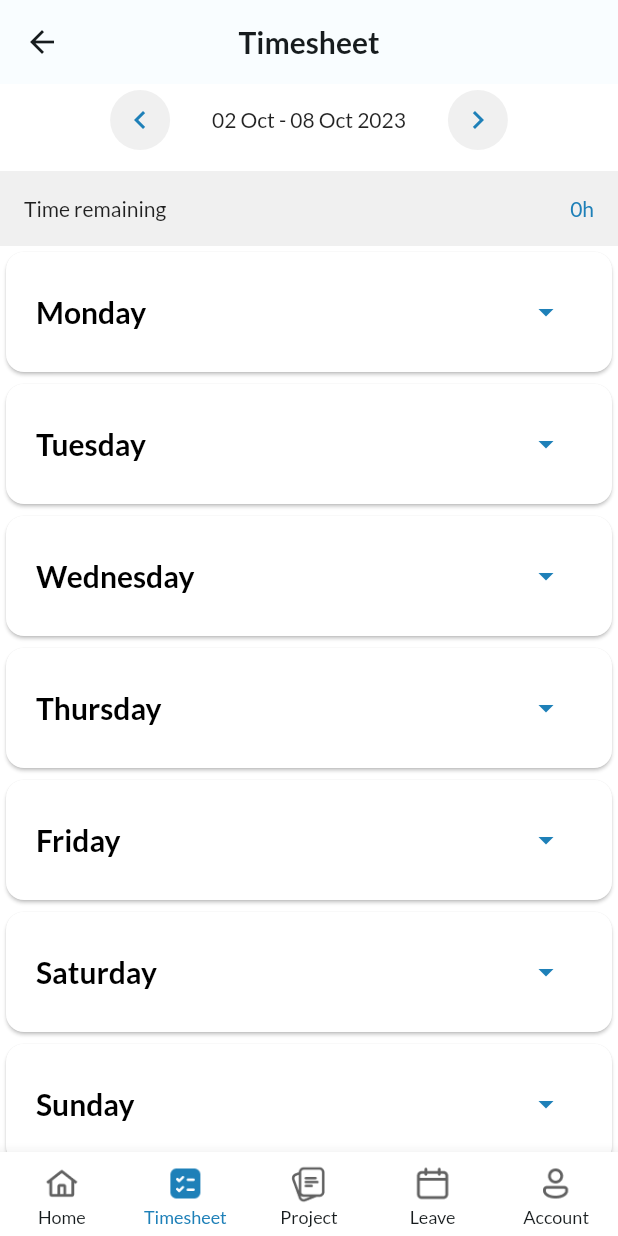
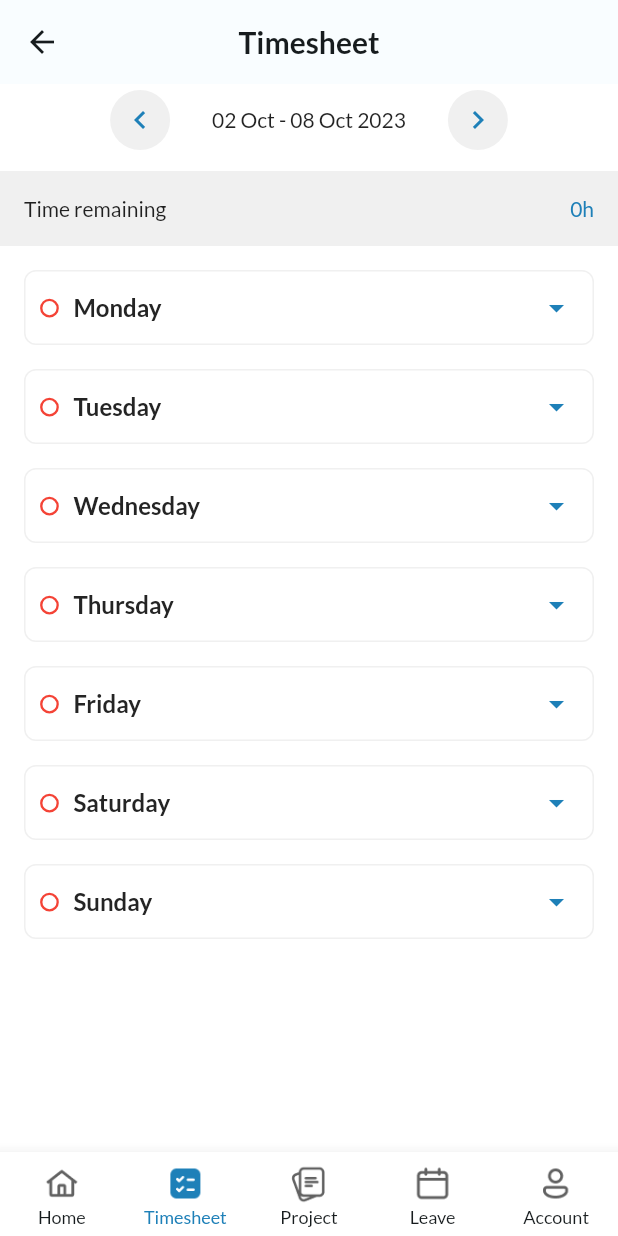
Before and after one commit to vlerbron/timesheet, a Flutter app: the TimesheetPage screen opened by its route, on a phone screen of 412 x 824 dp. Run offline on Flutter 3.47's test engine with Material 2 defaults, Android fonts, the phone set to English and light mode, and no system bars; our stand-ins replace firebase_auth, firebase_core, flutter_riverpod, google_fonts, scrollable_positioned_list; accounts and stored records are empty.

Commit message:
Modify UI based on spec of Timesheet page.

```diff
--- a/lib/utils/const.dart
+++ b/lib/utils/const.dart
@@ -4,6 +4,9 @@ import 'package:flutter/material.dart';
 /////
 const kColorDarkGrey = Color.fromARGB(255, 128, 128, 128);
 const kColorLightGrey = Color.fromARGB(255, 240, 240, 240);
+
+const kColorGreyText = Color(0xFF616161);
+const kColorDarkGreyText = Color(0xFF242424);
 
 ///// Text Style
 /////
@@ -12,3 +15,7 @@ const kRequiredTextStyle = TextStyle(
   fontSize: 15,
   color: Colors.red,
 );
+
+const double kWidgetCircularRadius = 8;
+
+const double kWidgetPadding = 16;
--- a/lib/widgets/timesheet/day_item.dart
+++ b/lib/widgets/timesheet/day_item.dart
@@ -1,7 +1,9 @@
+import 'package:flutter/cupertino.dart';
 import 'package:flutter/material.dart';
 import 'package:flutter_riverpod/flutter_riverpod.dart';
 import 'package:timesheet/models/task_model.dart';
 import 'package:timesheet/providers/timesheet_provider.dart';
+import 'package:timesheet/utils/const.dart';
 import 'package:timesheet/widgets/timesheet/task_item.dart';
 
 class DayItem extends ConsumerStatefulWidget {
@@ -22,56 +24,103 @@ class _DayItemState extends ConsumerState<DayItem> {
     final TextTheme textTheme = Theme.of(context).textTheme;
     final ColorScheme colorScheme = Theme.of(context).colorScheme;
 
-    return Column(
+    return Container(
+      margin: const EdgeInsets.only(
+          bottom: kWidgetPadding, left: kWidgetPadding, right: kWidgetPadding),
+      decoration: BoxDecoration(
+        border: Border(
+          top: BorderSide(color: colorScheme.secondary),
+          bottom: BorderSide(color: colorScheme.secondary),
+          left: BorderSide(color: colorScheme.secondary),
+          right: BorderSide(color: colorScheme.secondary),
+        ),
+        borderRadius: BorderRadius.circular(kWidgetCircularRadius),
+      ),
+      child: Column(
         children: [
-        Card(
-          color: colorScheme.background,
-          child: Padding(
-            padding: const EdgeInsets.symmetric(horizontal: 20, vertical: 16),
+          Padding(
+            padding: const EdgeInsets.only(left: 10),
             child: Column(
               crossAxisAlignment: CrossAxisAlignment.start,
               children: [
                 Row(
                   children: [
                     Text(
+                      String.fromCharCode(CupertinoIcons.circle.codePoint),
+                      style: TextStyle(
+                        inherit: false,
+                        color: Colors.red,
+                        fontSize: 14.0,
+                        fontWeight: FontWeight.w700,
+                        fontFamily: CupertinoIcons.circle.fontFamily,
+                        package: CupertinoIcons.circle.fontPackage,
+                      ),
+                    ),
+                    const SizedBox(
+                      width: 10,
+                    ),
+                    Text(
                       widget.dayOfWeek,
-                      style:
-                          textTheme.titleLarge?.copyWith(color: Colors.black),
+                      style: textTheme.titleMedium
+                          ?.copyWith(color: kColorDarkGreyText),
                     ),
                     const Spacer(),
                     IconButton(
+                      onPressed: () => setState(() {
+                        isShowTask = !isShowTask;
+                      }),
                       icon: (isShowTask)
-                          ? const Icon(Icons.arrow_drop_up)
-                          : const Icon(Icons.arrow_drop_down),
+                          ? Icon(
+                              Icons.arrow_drop_up,
                               color: colorScheme.primary,
-                      onPressed: () {
-                        setState(() {
-                          isShowTask = !isShowTask;
-                          print('isShowTask: $isShowTask');
-                        });
-                      },
+                            )
+                          : Icon(
+                              Icons.arrow_drop_down,
+                              color: colorScheme.primary,
+                            ),
                     ),
                   ],
                 ),
               ],
             ),
           ),
-        ),
           Visibility(
             visible: isShowTask,
-          child: Card(
-            color: colorScheme.background,
-            child: Padding(
-              padding: const EdgeInsets.only(bottom: 16),
+            child: Container(
+              decoration: BoxDecoration(
+                border: Border(top: BorderSide(color: colorScheme.secondary)),
+              ),
+              child: Column(
+                crossAxisAlignment: CrossAxisAlignment.start,
+                children: [
+                  Padding(
+                    padding: const EdgeInsets.all(10),
+                    child: InkWell(
+                      onTap: () {
+                        print('Add Task on ${widget.dayOfWeek}.');
+                      },
+                      child: Text(
+                        'Add Task',
+                        style: textTheme.titleMedium
+                            ?.copyWith(color: colorScheme.primary),
+                      ),
+                    ),
+                  ),
+                  Padding(
+                    padding:
+                        const EdgeInsets.only(left: 10, right: 10, bottom: 10),
                     child: ListView.builder(
                       itemCount: taskList.length,
                       shrinkWrap: true,
                       itemBuilder: (ctx, index) => TaskItem(taskList[index]),
                     ),
                   ),
+                ],
+              ),
             ),
           ),
         ],
+      ),
     );
   }
 }
--- a/lib/widgets/timesheet/task_item.dart
+++ b/lib/widgets/timesheet/task_item.dart
@@ -1,5 +1,6 @@
 import 'package:flutter/material.dart';
 import 'package:timesheet/models/task_model.dart';
+import 'package:timesheet/utils/const.dart';
 
 class TaskItem extends StatelessWidget {
   const TaskItem(this.taskModel, {super.key});
@@ -7,14 +8,18 @@ class TaskItem extends StatelessWidget {
 
   @override
   Widget build(BuildContext context) {
+    final TextTheme textTheme = Theme.of(context).textTheme;
     return Column(
       crossAxisAlignment: CrossAxisAlignment.start,
       children: [
         Row(
           children: [
-            Text("${taskModel.projectCode}:${taskModel.taskDetail}"),
+            Text(
+              "${taskModel.projectCode}:${taskModel.taskDetail}",
+              style: textTheme.titleMedium?.copyWith(color: kColorGreyText),
+            ),
             const Spacer(),
-            Text('${taskModel.usageTimeHr}:${taskModel.usageTimeMinute}h'),
+            Text('${taskModel.usageTimeHr}.${taskModel.usageTimeMinute}h'),
           ],
         )
       ],
--- a/lib/widgets/timesheet/tasks_of_days.dart
+++ b/lib/widgets/timesheet/tasks_of_days.dart
@@ -1,6 +1,7 @@
 import 'package:flutter/material.dart';
 import 'package:flutter_riverpod/flutter_riverpod.dart';
 import 'package:timesheet/providers/timesheet_provider.dart';
+import 'package:timesheet/utils/const.dart';
 import 'package:timesheet/widgets/timesheet/day_item.dart';
 
 class TasksOfDays extends ConsumerWidget {
@@ -13,6 +14,7 @@ class TasksOfDays extends ConsumerWidget {
 
     return Expanded(
       child: ListView.builder(
+        padding: const EdgeInsets.only(top: kWidgetPadding),
         itemCount: dayList.length,
         itemBuilder: (ctx, index) => DayItem(dayList[index]),
       ),
```
Lines whose indentation alone changed are shown as unchanged.
